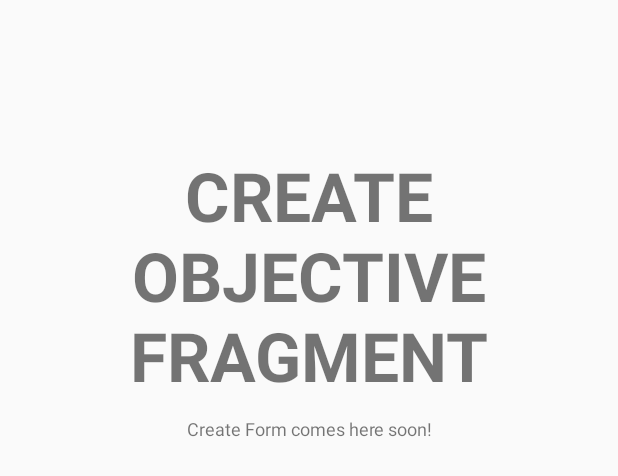
After one commit to mgordon9/Scavenger, an Android app: the layout fragment_createobjective.xml on its own in the app's theme, with its tools: preview values and no code run, on a phone screen of 412 x 824 dp. The commit adds this screen. Shown: the top 476 px of the screen. Run offline under Robolectric (Android 15) with nearby library versions, the phone set to English and light mode, and no system bars.

Commit message:
Refactored to 3 Fragments. But broken.

```diff
--- /dev/null
+++ b/app/src/main/res/layout/fragment_createobjective.xml
@@ -0,0 +1,30 @@
+<RelativeLayout xmlns:android="http://schemas.android.com/apk/res/android"
+    xmlns:tools="http://schemas.android.com/tools"
+    android:layout_width="match_parent"
+    android:layout_height="match_parent"
+    android:orientation="vertical"
+    tools:context="info.androidhive.materialdesign.activity.CreateObjectiveFragment">
+
+
+    <TextView
+        android:id="@+id/label"
+        android:layout_alignParentTop="true"
+        android:layout_marginTop="100dp"
+        android:layout_width="fill_parent"
+        android:layout_height="wrap_content"
+        android:gravity="center_horizontal"
+        android:textSize="45dp"
+        android:text="CREATE OBJECTIVE FRAGMENT"
+        android:textStyle="bold"/>
+
+    <TextView
+        android:layout_below="@id/label"
+        android:layout_centerInParent="true"
+        android:layout_width="fill_parent"
+        android:layout_height="wrap_content"
+        android:textSize="12dp"
+        android:layout_marginTop="10dp"
+        android:gravity="center_horizontal"
+        android:text="Create Form comes here soon!" />
+
+</RelativeLayout>
```
Also changed, not shown: app/src/main/java/com/project/ece150/scavenger/CompletedObjectivesFragment.java (added, +42 -0 lines), app/src/main/java/com/project/ece150/scavenger/CreateObjectiveFragment.java (added, +42 -0 lines), app/src/main/java/com/project/ece150/scavenger/MainActivity.java (+21 -89 lines), app/src/main/java/com/project/ece150/scavenger/MapFragment.java (added, +98 -0 lines), app/src/main/res/layout/content_main.xml (+4 -10 lines), app/src/main/res/layout/fragment_completedobjectives.xml (added, +30 -0 lines), app/src/main/res/layout/fragment_map.xml (added, +19 -0 lines), app/src/main/res/menu/activity_main_drawer.xml (+9 -27 lines).
